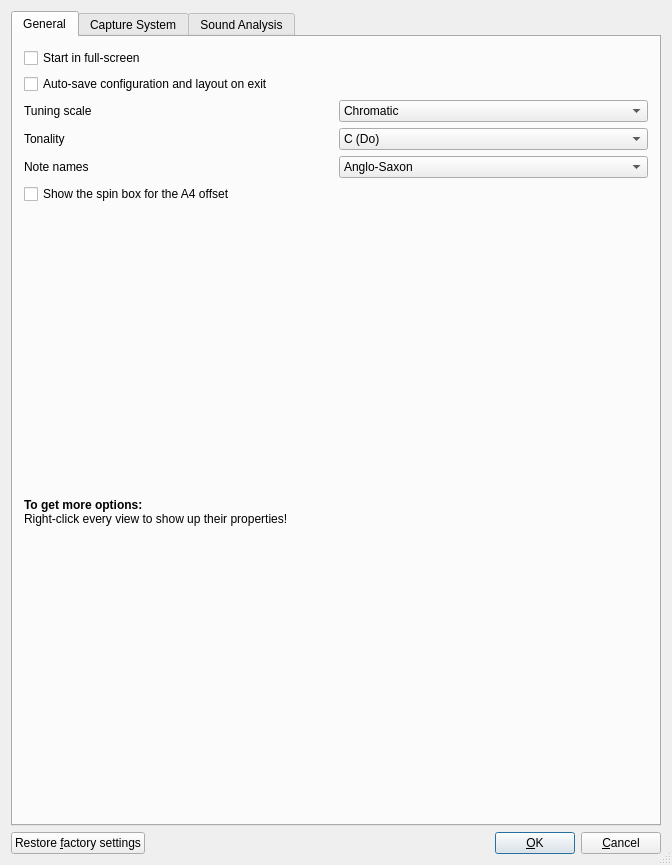
First picture: the form in ui/ConfigForm.ui, repository gillesdegottex/fmit, before the edit.
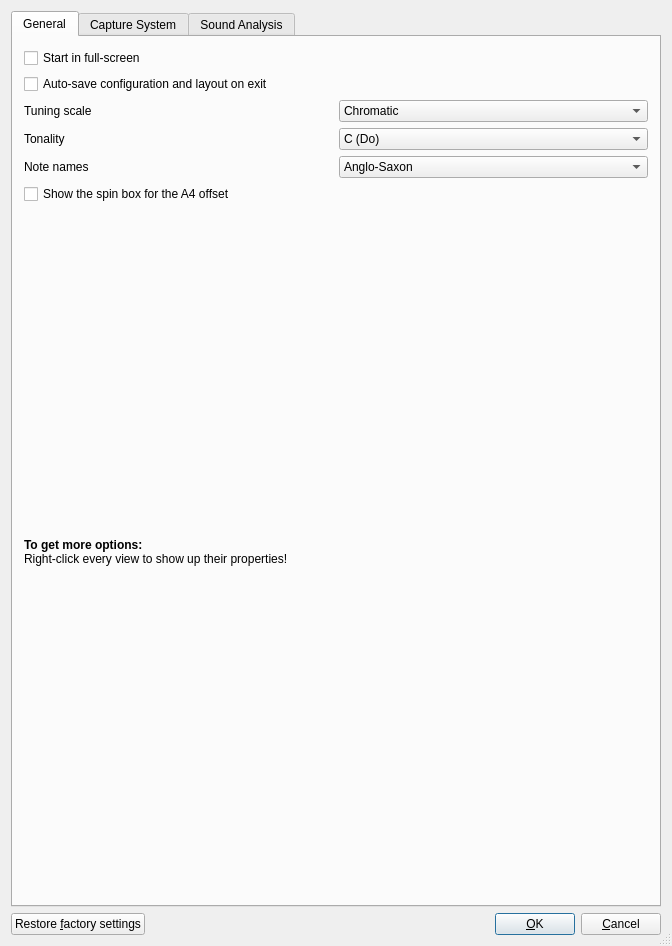
Second picture: the form after the edit. Icons and pictures are not drawn.

Diff of the .ui file:
```diff
--- a/ui/ConfigForm.ui
+++ b/ui/ConfigForm.ui
@@ -7,7 +7,7 @@
     <x>0</x>
     <y>0</y>
     <width>672</width>
-    <height>799</height>
+    <height>946</height>
    </rect>
   </property>
   <property name="windowTitle">
```
Left out of the diff: 8 changed lines with no effect on the pictures.
